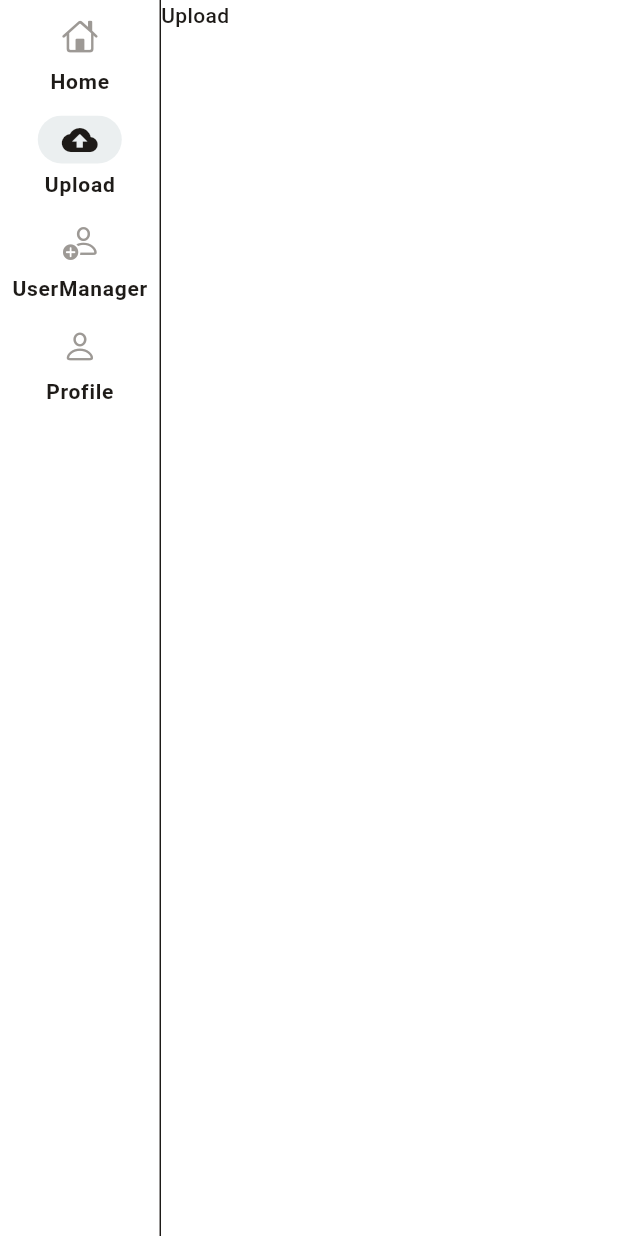
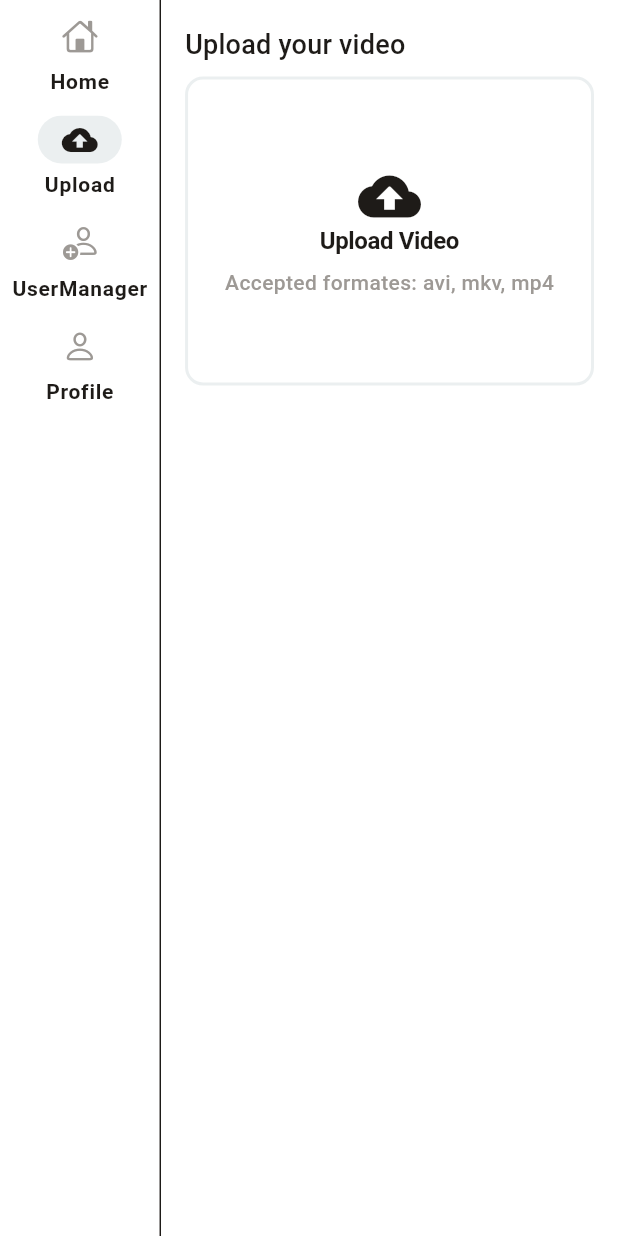
Before and after one commit to AmirhosseinSoleimani/panel_admin, a Flutter app: the UploadPage screen opened by its route, on a phone screen of 412 x 824 dp. Run offline on Flutter 3.47's test engine with Material 3 defaults, Android fonts, the phone set to English and light mode, and no system bars; our stand-ins replace equatable, flutter_bloc, flutter_spinkit, go_router, image_picker; generated files the repository leaves out were written again; Roboto replaces fonts that are missing (iransans_en).

Commit message:
add upload video container

```diff
--- a/lib/src/features/upload/presentation/pages/uplead_page.dart
+++ b/lib/src/features/upload/presentation/pages/uplead_page.dart
@@ -1,3 +1,5 @@
+import 'package:admin_panel/src/features/upload/presentation/pages/widgets/upload_video_container.dart';
+import 'package:admin_panel/src/shared/resources/resources.dart';
 import 'package:flutter/material.dart';
 
 class UploadPage extends StatelessWidget {
@@ -7,7 +9,16 @@ class UploadPage extends StatelessWidget {
   @override
   Widget build(BuildContext context) {
     return Scaffold(
-      body: Text('Upload'),
+      body: SingleChildScrollView(
+        child: Padding(
+          padding: const EdgeInsets.all(AppPadding.p16),
+          child: Column(
+            children: [
+              UploadVideoContainer(),
+            ],
+          ),
+        ),
+      ),
     );
   }
 }
--- /dev/null
+++ b/lib/src/features/upload/presentation/pages/widgets/upload_video_container.dart
@@ -0,0 +1,103 @@
+import 'package:admin_panel/src/shared/resources/resources.dart';
+import 'package:admin_panel/src/shared/ui_kits/ac_elevated_button/ac_elevate_button.dart';
+import 'package:admin_panel/src/shared/ui_kits/ac_text_form_field/ac_text_form_field.dart';
+import 'package:flutter/material.dart';
+import 'package:image_picker/image_picker.dart';
+
+
+class UploadVideoContainer extends StatefulWidget {
+  const UploadVideoContainer({super.key});
+
+  @override
+  State<UploadVideoContainer> createState() => _UploadVideoContainerState();
+}
+
+class _UploadVideoContainerState extends State<UploadVideoContainer> {
+  ImagePicker picker = ImagePicker();
+  @override
+  Widget build(BuildContext context) {
+    TextEditingController videoTitle = TextEditingController();
+    TextEditingController videoDescription = TextEditingController();
+    return Column(
+      crossAxisAlignment: CrossAxisAlignment.start,
+      children: [
+        Text('Upload your video', style: Theme.of(context).textTheme.titleMedium,),
+        Space.h8,
+        InkWell(
+          onTap: () {
+            showDialog(
+              context: context,
+              builder: (BuildContext context) {
+                return AlertDialog(
+                  content: Column(
+                    children: [
+                      Expanded(
+                        child: InkWell(
+                          onTap: () async{
+                            XFile? image = await picker.pickVideo(source: ImageSource.gallery);
+                          },
+                          child: Container(
+                            width: double.infinity,
+                              decoration: BoxDecoration(
+                                  border: Border.all(
+                                      width: AppSize.s2,
+                                      color: Theme.of(context).colorScheme.onSecondary
+                                  ),
+                                  borderRadius: BorderRadius.circular(AppSize.s12)
+                              ),
+                            child: Column(
+                              mainAxisAlignment: MainAxisAlignment.center,
+                              children: [
+                                Icon(IconManager.uploadFill, size: AppSize.s42, color: Theme.of(context).colorScheme.tertiary),
+                                Text('Selected video to upload (or drag and drop)', style: Theme.of(context).textTheme.displayLarge,),
+                              ],
+                            ),
+                          ),
+                        ),
+                      ),
+                      Space.h8,
+                      ACTextFormField(controller: videoTitle, hintText: 'Title'),
+                      Space.h8,
+                      ACTextFormField(
+                        controller: videoDescription,
+                        hintText: 'Description',
+                        maxLines: 6,
+                      ),
+                      Space.h8,
+                      ACElevatedButton(
+                        onTap: () {},
+                        title: 'Upload',
+                      )
+                    ],
+                  ),
+                );
+              },
+            );
+          },
+          borderRadius: BorderRadius.circular(AppSize.s12),
+          child: Container(
+            padding: const EdgeInsets.all(AppPadding.p12),
+            width: double.infinity,
+            height: MediaQuery.of(context).size.height * 0.25,
+            decoration: BoxDecoration(
+              border: Border.all(
+                width: AppSize.s2,
+                color: Theme.of(context).colorScheme.secondaryContainer
+              ),
+              borderRadius: BorderRadius.circular(AppSize.s12)
+            ),
+            child: Column(
+              mainAxisAlignment: MainAxisAlignment.center,
+              children: [
+                Icon(IconManager.uploadFill, size: AppSize.s42, color: Theme.of(context).colorScheme.tertiary,),
+                Text('Upload Video', style: Theme.of(context).textTheme.displayLarge,),
+                Space.h8,
+                Text('Accepted formates: avi, mkv, mp4', style: Theme.of(context).textTheme.bodyMedium?.copyWith(color: Theme.of(context).colorScheme.onSecondary)),
+              ],
+            )
+          ),
+        )
+      ],
+    );
+  }
+}
--- a/lib/src/shared/resources/assets_manager.dart
+++ b/lib/src/shared/resources/assets_manager.dart
@@ -34,4 +34,5 @@ class IconManager {
   static const IconData close = Icons.close;
   static const IconData uploadFill = Icons.cloud_upload_rounded;
   static const IconData upload = Icons.cloud_upload_outlined;
+
 }
--- a/lib/src/shared/ui_kits/ac_text_form_field/ac_text_form_field.dart
+++ b/lib/src/shared/ui_kits/ac_text_form_field/ac_text_form_field.dart
@@ -18,6 +18,7 @@ class ACTextFormField extends StatelessWidget {
     this.borderColor,
     this.hintStyle,
     this.style,
+    this.maxLines,
   });
   final TextEditingController controller;
   final FocusNode? focusNode;
@@ -32,6 +33,7 @@ class ACTextFormField extends StatelessWidget {
   final bool? readOnly;
   final String hintText;
   final Widget? suffixIcon;
+  final int? maxLines;
 
   @override
   Widget build(BuildContext context) {
@@ -45,6 +47,7 @@ class ACTextFormField extends StatelessWidget {
       keyboardType: textInputType ?? ((isPasswordField ?? false) ? TextInputType.visiblePassword : null),
       textInputAction: textInputAction,
       inputFormatters: inputFormatters,
+      maxLines: maxLines ?? 1,
       style: style ?? Theme.of(context).textTheme.displayMedium,
       decoration: InputDecoration(
         hintText: hintText,
--- a/pubspec.yaml
+++ b/pubspec.yaml
@@ -28,6 +28,7 @@ dependencies:
   injectable: ^2.4.2
   get_it: ^7.7.0
   equatable: ^2.0.5
+  image_picker: ^1.1.2
 
 dev_dependencies:
   flutter_test:
```
Also changed, not shown: pubspec.lock, 5 other files.
